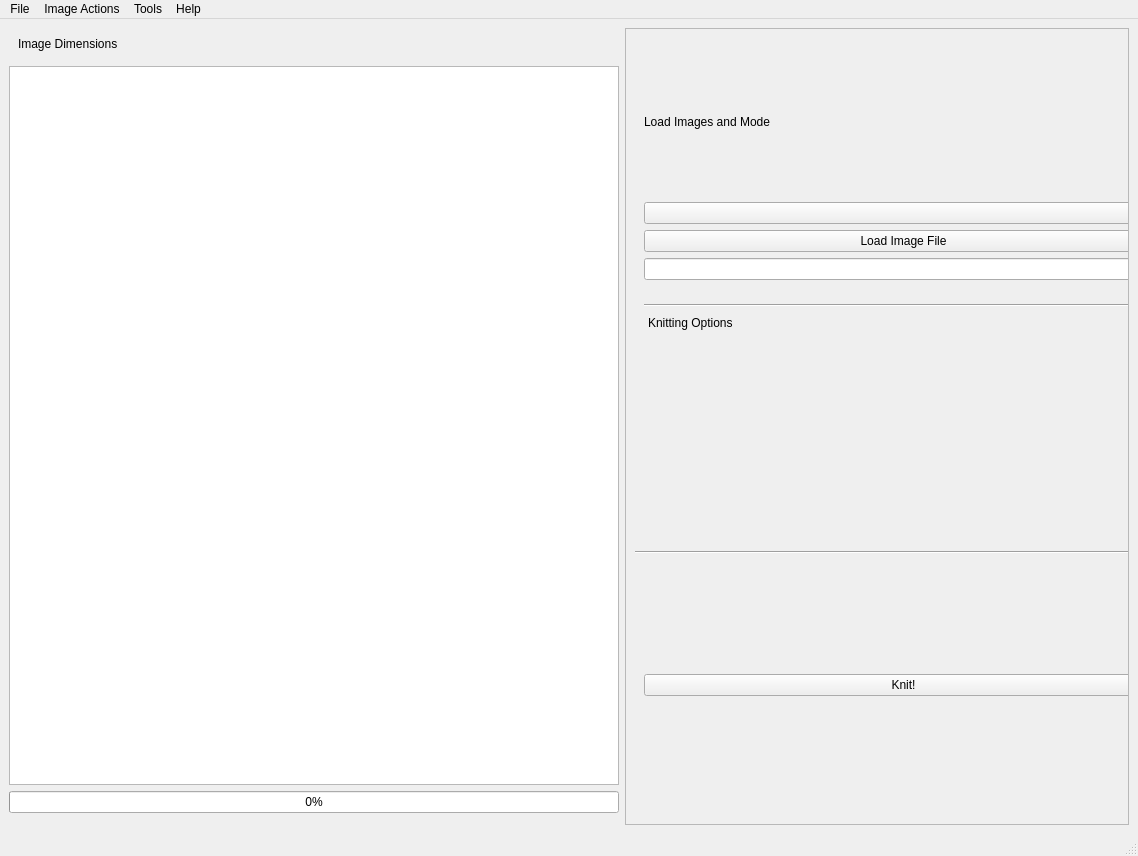
Above: software/python/ayab/ayab_gui.ui from AllYarnsAreBeautiful/ayab-desktop before the change. Below: the same form after it.
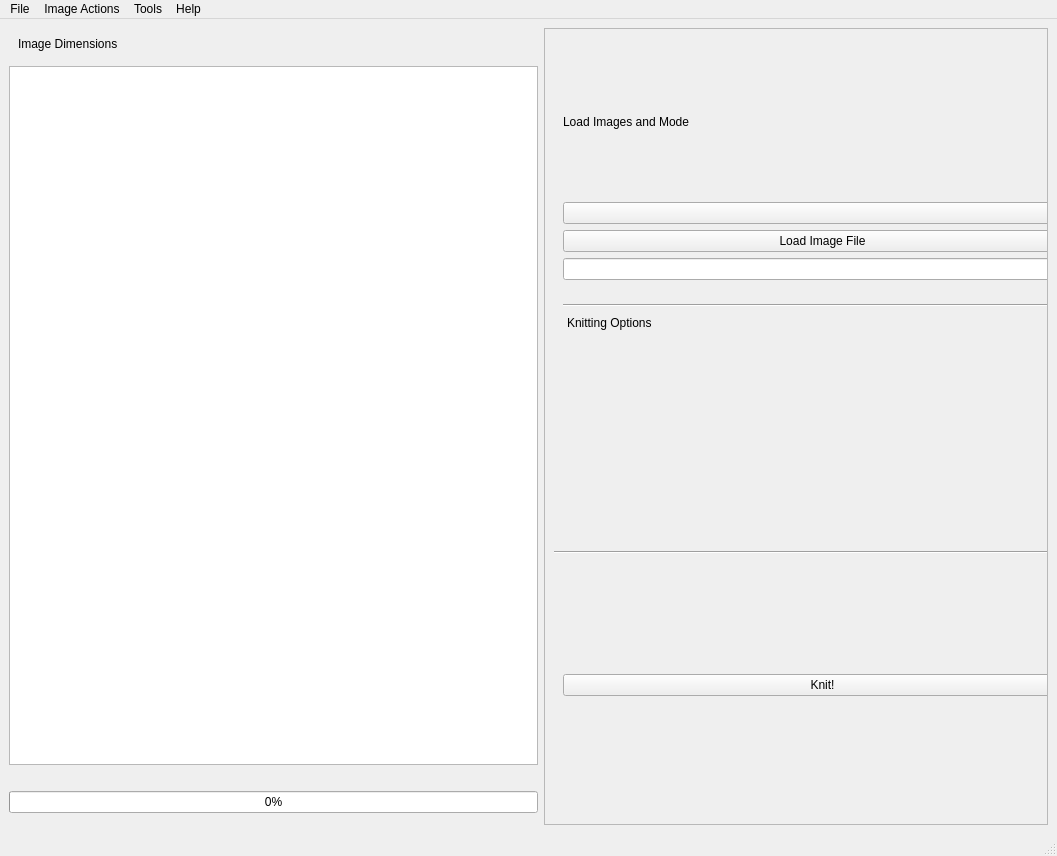
That is the form after the change.

```diff
--- a/software/python/ayab/ayab_gui.ui
+++ b/software/python/ayab/ayab_gui.ui
@@ -6,7 +6,7 @@
    <rect>
     <x>0</x>
     <y>0</y>
-    <width>1138</width>
+    <width>1057</width>
     <height>856</height>
    </rect>
   </property>
@@ -151,6 +151,16 @@
       <item>
        <widget class="QGraphicsView" name="image_pattern_view"/>
       </item>
+      <item>
+       <widget class="QLabel" name="progress_label">
+        <property name="text">
+         <string notr="true"/>
+        </property>
+        <property name="alignment">
+         <set>Qt::AlignCenter</set>
+        </property>
+       </widget>
+      </item>
       <item>
        <widget class="QProgressBar" name="progressBar">
         <property name="value">
@@ -167,8 +177,8 @@
     <rect>
      <x>0</x>
      <y>0</y>
-     <width>1138</width>
-     <height>23</height>
+     <width>1057</width>
+     <height>25</height>
     </rect>
    </property>
    <widget class="QMenu" name="menuFile">
```
